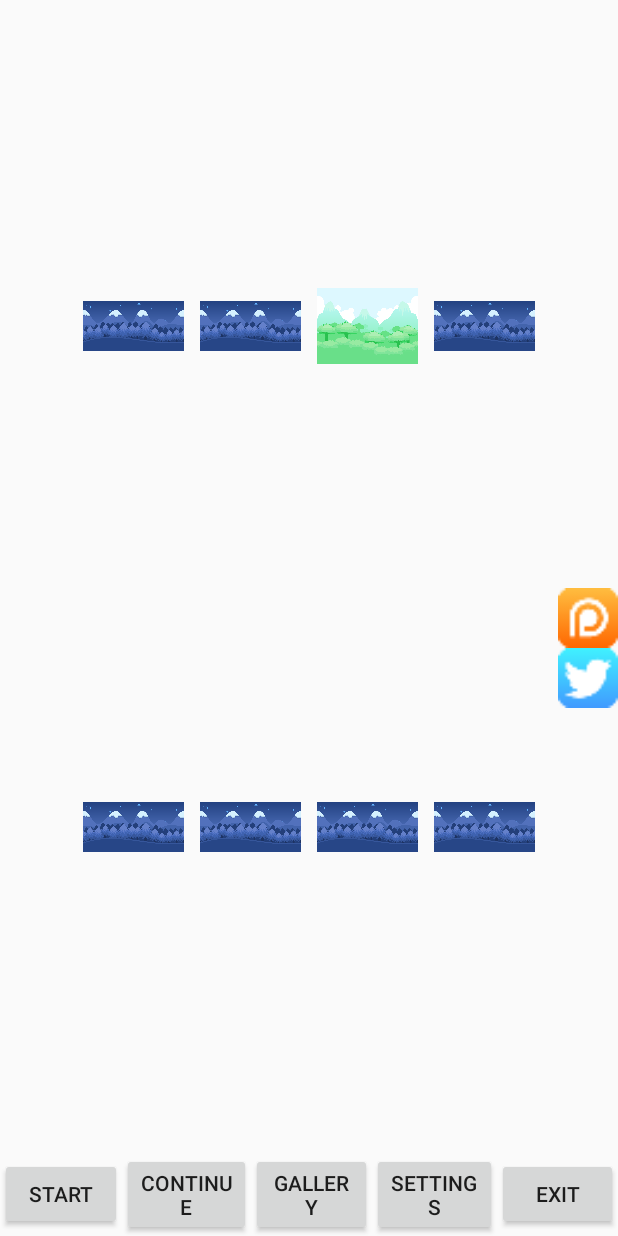
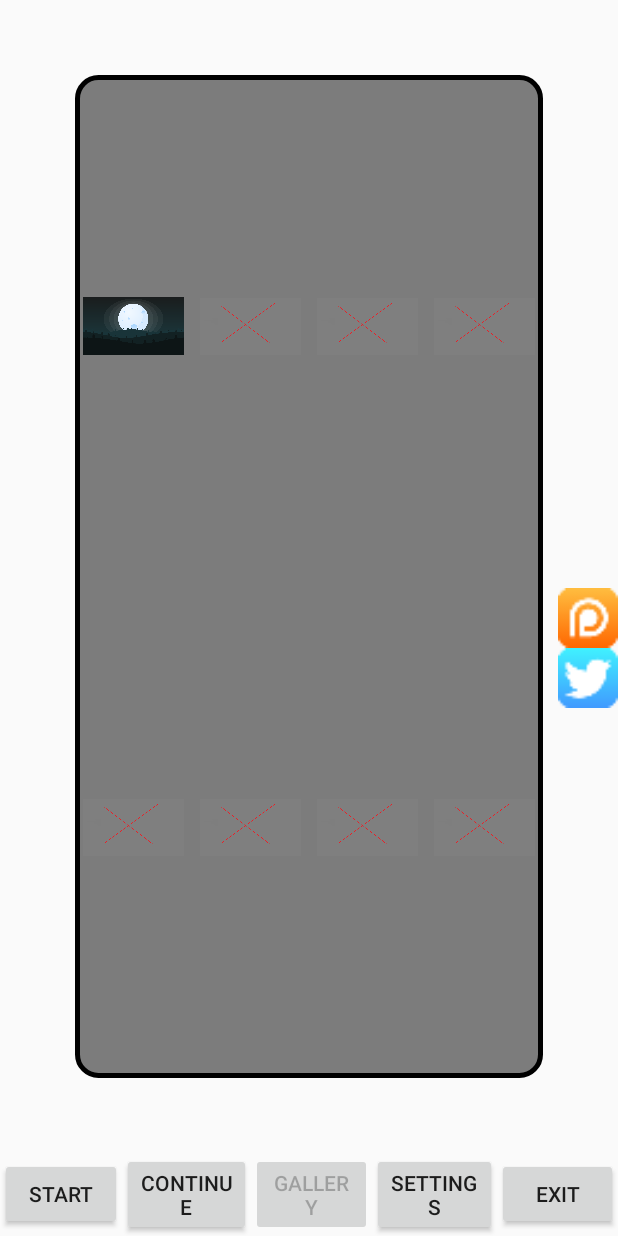
Before and after one commit to idvera77/Cosplay-Triple-Date, an Android app: the HomeActivity screen opened directly, with no data from a screen before it, after a tap on "GALLERY", on a phone screen of 412 x 824 dp. Run offline under Robolectric (Android 15) with nearby library versions, the phone set to English and light mode, and no system bars; 2 other taps on this screen came first.

Commit message:
Gallery Work in progress

```diff
--- a/app/src/main/java/com/mystra77/visualnovel/GalleryFragment.java
+++ b/app/src/main/java/com/mystra77/visualnovel/GalleryFragment.java
@@ -2,8 +2,6 @@ package com.mystra77.visualnovel;
 
 
 import android.app.AlertDialog;
-import android.media.Image;
-import android.net.Uri;
 import android.os.Bundle;
 
 import androidx.fragment.app.Fragment;
@@ -11,9 +9,10 @@ import androidx.fragment.app.Fragment;
 import android.view.LayoutInflater;
 import android.view.View;
 import android.view.ViewGroup;
+import android.view.Window;
+import android.view.WindowManager;
 import android.widget.ImageView;
 
-import java.time.LocalDateTime;
 import java.util.ArrayList;
 
 
@@ -25,6 +24,7 @@ public class GalleryFragment extends Fragment {
     View view;
     ArrayList<Integer> galleryArrayList;
     ImageView image0, image1, image2, image3, image4, image5, image6, image7;
+    int unlockImage;
 
     public GalleryFragment() {
         // Required empty public constructor
@@ -38,17 +38,6 @@ public class GalleryFragment extends Fragment {
         activity = (HomeActivity) getActivity();
         view = inflater.inflate(R.layout.fragment_gallery, container, false);
 
-        galleryArrayList = new ArrayList<Integer>();
-        galleryArrayList.add(R.mipmap.montana);
-        galleryArrayList.add(R.mipmap.montana);
-        galleryArrayList.add(R.mipmap.bosque);
-        galleryArrayList.add(R.mipmap.montana);
-        galleryArrayList.add(R.mipmap.montana);
-        galleryArrayList.add(R.mipmap.montana);
-        galleryArrayList.add(R.mipmap.montana);
-        galleryArrayList.add(R.mipmap.montana);
-
-
         image0 = view.findViewById(R.id.imageGallery0);
         image1 = view.findViewById(R.id.imageGallery1);
         image2 = view.findViewById(R.id.imageGallery2);
@@ -58,43 +47,45 @@ public class GalleryFragment extends Fragment {
         image6 = view.findViewById(R.id.imageGallery6);
         image7 = view.findViewById(R.id.imageGallery7);
 
+        image0.setImageResource(R.mipmap.sinacceso);
+        image1.setImageResource(R.mipmap.sinacceso);
+        image2.setImageResource(R.mipmap.sinacceso);
+        image3.setImageResource(R.mipmap.sinacceso);
+        image4.setImageResource(R.mipmap.sinacceso);
+        image5.setImageResource(R.mipmap.sinacceso);
+        image6.setImageResource(R.mipmap.sinacceso);
+        image7.setImageResource(R.mipmap.sinacceso);
+
+        galleryArrayList = new ArrayList<Integer>();
+        galleryArrayList.add(R.mipmap.cementerio);
+        galleryArrayList.add(R.mipmap.bosque);
+        galleryArrayList.add(R.mipmap.montana);
+        galleryArrayList.add(R.mipmap.cementerio);
+        galleryArrayList.add(R.mipmap.bosque);
+        galleryArrayList.add(R.mipmap.montana);
+        galleryArrayList.add(R.mipmap.cementerio);
+        galleryArrayList.add(R.mipmap.bosque);
+
+        if (activity.unlockGallery() >= 1){
             image0.setImageResource(galleryArrayList.get(0));
-        image1.setImageResource(galleryArrayList.get(1));
-        image2.setImageResource(galleryArrayList.get(2));
-        image3.setImageResource(galleryArrayList.get(3));
-        image4.setImageResource(galleryArrayList.get(4));
-        image5.setImageResource(galleryArrayList.get(5));
-        image6.setImageResource(galleryArrayList.get(6));
-        image7.setImageResource(galleryArrayList.get(7));
-
-        ArrayList<ImageView> imageViewArrayList = new ArrayList<ImageView>();
-        imageViewArrayList.add(image0);
-        imageViewArrayList.add(image1);
-
-        for (int i = 0; i < imageViewArrayList.size(); i++){
-            final int positionImage = i;
-            imageViewArrayList.get(i).setOnClickListener(new View.OnClickListener() {
-                @Override
-                public void onClick(View view) {
-                    showImage(positionImage);
-
-                }
-            });
-        }
             image0.setOnClickListener(new View.OnClickListener() {
                 @Override
                 public void onClick(View view) {
                     showImage(0);
-
                 }
             });
+        }
+        if (activity.unlockGallery() >= 2){
+            image1.setImageResource(galleryArrayList.get(1));
             image1.setOnClickListener(new View.OnClickListener() {
                 @Override
                 public void onClick(View view) {
                     showImage(1);
-
                 }
             });
+        }
+        if (activity.unlockGallery() >= 3){
+            image2.setImageResource(galleryArrayList.get(2));
             image2.setOnClickListener(new View.OnClickListener() {
                 @Override
                 public void onClick(View view) {
@@ -102,6 +93,9 @@ public class GalleryFragment extends Fragment {
 
                 }
             });
+        }
+        if (activity.unlockGallery() >= 4){
+            image3.setImageResource(galleryArrayList.get(3));
             image3.setOnClickListener(new View.OnClickListener() {
                 @Override
                 public void onClick(View view) {
@@ -109,6 +103,9 @@ public class GalleryFragment extends Fragment {
 
                 }
             });
+        }
+        if (activity.unlockGallery() >= 5){
+            image4.setImageResource(galleryArrayList.get(4));
             image4.setOnClickListener(new View.OnClickListener() {
                 @Override
                 public void onClick(View view) {
@@ -116,6 +113,9 @@ public class GalleryFragment extends Fragment {
 
                 }
             });
+        }
+        if (activity.unlockGallery() >= 6){
+            image5.setImageResource(galleryArrayList.get(5));
             image5.setOnClickListener(new View.OnClickListener() {
                 @Override
                 public void onClick(View view) {
@@ -123,6 +123,9 @@ public class GalleryFragment extends Fragment {
 
                 }
             });
+        }
+        if (activity.unlockGallery() >= 7){
+            image6.setImageResource(galleryArrayList.get(6));
             image6.setOnClickListener(new View.OnClickListener() {
                 @Override
                 public void onClick(View view) {
@@ -130,6 +133,9 @@ public class GalleryFragment extends Fragment {
 
                 }
             });
+        }
+        if (activity.unlockGallery() >= 8){
+            image7.setImageResource(galleryArrayList.get(7));
             image7.setOnClickListener(new View.OnClickListener() {
                 @Override
                 public void onClick(View view) {
@@ -137,6 +143,7 @@ public class GalleryFragment extends Fragment {
 
                 }
             });
+        }
         return view;
     }
 
@@ -148,6 +155,13 @@ public class GalleryFragment extends Fragment {
         builder.setView(imageView);
         AlertDialog alert = builder.create();
         alert.show();
-        System.out.println("pollo");
+
+        WindowManager.LayoutParams lp = new WindowManager.LayoutParams();
+        Window window = alert.getWindow();
+        lp.copyFrom(window.getAttributes());
+        lp.width = WindowManager.LayoutParams.MATCH_PARENT;
+        lp.height = WindowManager.LayoutParams.MATCH_PARENT;
+        window.setAttributes(lp);
+
     }
 }
--- a/app/src/main/java/com/mystra77/visualnovel/HomeActivity.java
+++ b/app/src/main/java/com/mystra77/visualnovel/HomeActivity.java
@@ -6,20 +6,27 @@ import androidx.fragment.app.FragmentTransaction;
 import android.app.AlertDialog;
 import android.content.DialogInterface;
 import android.content.Intent;
-import android.net.Uri;
+
 import android.os.Bundle;
 
 import android.view.View;
-import android.widget.ImageView;
+import android.widget.Button;
 
 
 public class HomeActivity extends AppCompatActivity {
+    private int unlockImageGallery;
+    private Button btnContinue, btnGaleria, btnSettings;
+
 
     @Override
     protected void onCreate(Bundle savedInstanceState) {
         super.onCreate(savedInstanceState);
         overridePendingTransition(R.anim.fade_in, R.anim.fade_out);
         setContentView(R.layout.activity_home);
+
+        btnContinue = this.findViewById(R.id.btnContinue);
+        btnGaleria = this.findViewById(R.id.btnGallery);
+        btnSettings = this.findViewById(R.id.btnSettings);
 
     }
 
@@ -31,30 +38,40 @@ public class HomeActivity extends AppCompatActivity {
     }
 
     public void Continue(View view) {
+        btnContinue.setEnabled(false);
         ContinueFragment fragment = new ContinueFragment();
         FragmentTransaction transaction = getSupportFragmentManager().beginTransaction();
         transaction.setCustomAnimations(R.anim.enter_from_right, R.anim.exit_to_left, R.anim.enter_from_left, R.anim.exit_to_right);
         transaction.replace(R.id.frameZoneFragment, fragment);
         transaction.addToBackStack(null);
         transaction.commit();
+        btnSettings.setEnabled(true);
+        btnGaleria.setEnabled(true);
     }
 
     public void Gallery(View view) {
+        btnGaleria.setEnabled(false);
         GalleryFragment fragment = new GalleryFragment();
         FragmentTransaction transaction = getSupportFragmentManager().beginTransaction();
         transaction.setCustomAnimations(R.anim.enter_from_right, R.anim.exit_to_left, R.anim.enter_from_left, R.anim.exit_to_right);
         transaction.replace(R.id.frameZoneFragment, fragment);
         transaction.addToBackStack(null);
         transaction.commit();
+        unlockImageGallery ++;
+        btnSettings.setEnabled(true);
+        btnContinue.setEnabled(true);
     }
 
     public void Settings(View view) {
+        btnSettings.setEnabled(false);
         SettingsFragment fragment = new SettingsFragment();
         FragmentTransaction transaction = getSupportFragmentManager().beginTransaction();
         transaction.setCustomAnimations(R.anim.enter_from_right, R.anim.exit_to_left, R.anim.enter_from_left, R.anim.exit_to_right);
         transaction.replace(R.id.frameZoneFragment, fragment);
         transaction.addToBackStack(null);
         transaction.commit();
+        btnGaleria.setEnabled(true);
+        btnContinue.setEnabled(true);
     }
 
     public void Exit(View view) {
@@ -74,12 +91,13 @@ public class HomeActivity extends AppCompatActivity {
                 .show();
     }
 
+    public int unlockGallery(){
+        return unlockImageGallery;
+    }
+
     @Override
     public void onBackPressed() {
 
     }
 
-    public void showImage0(View view) {
-
-    }
 }
--- /dev/null
+++ b/app/src/main/res/drawable/border_menu.xml
@@ -0,0 +1,9 @@
+<?xml version="1.0" encoding="utf-8"?>
+<shape xmlns:android="http://schemas.android.com/apk/res/android"
+    android:shape="rectangle">
+    <corners android:radius="14dp" />
+    <solid android:color="@color/transparentBlack" />
+    <stroke
+        android:width="3dp"
+        android:color="@android:color/black" />
+</shape>
--- a/app/src/main/res/layout/fragment_gallery.xml
+++ b/app/src/main/res/layout/fragment_gallery.xml
@@ -5,15 +5,13 @@
     android:id="@+id/frameLayout"
     android:layout_width="match_parent"
     android:layout_height="match_parent"
+    android:layout_margin="50dp"
+    android:background="@drawable/border_menu"
     tools:context=".GalleryFragment">
 
     <LinearLayout
         android:layout_width="0dp"
         android:layout_height="0dp"
-        android:layout_marginStart="50dp"
-        android:layout_marginTop="50dp"
-        android:layout_marginEnd="50dp"
-        android:layout_marginBottom="50dp"
         android:orientation="vertical"
         app:layout_constraintBottom_toBottomOf="parent"
         app:layout_constraintEnd_toEndOf="parent"
@@ -77,8 +75,8 @@
             android:layout_width="match_parent"
             android:layout_height="match_parent"
             android:layout_weight="1"
-            android:scaleType="fitXY"
-            android:orientation="horizontal">
+            android:orientation="horizontal"
+            android:scaleType="fitXY">
 
             <ImageView
                 android:id="@+id/imageGallery4"
--- a/app/src/main/res/values/colors.xml
+++ b/app/src/main/res/values/colors.xml
@@ -4,4 +4,5 @@
     <color name="colorPrimaryDark">#00574B</color>
     <color name="colorAccent">#D81B60</color>
     <color name="colorEgg">#F1E8BA</color>
+    <color name="transparentBlack">#80000000</color>
 </resources>
```
Also changed, not shown: app/src/main/res/mipmap-xxhdpi/sinacceso.png (added). Lines whose indentation alone changed are shown as unchanged.
